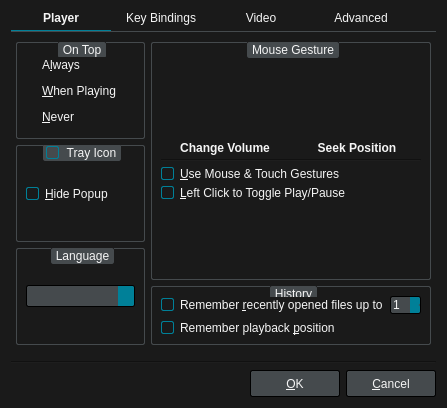
Old version of the form src/ui/preferencesdialog.ui in the repository antidote1911/nounours-player.
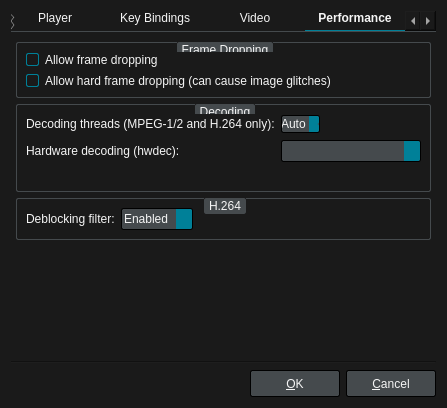
New version of the form. The open tabs and pages were chosen to show the change. Icons and pictures are not drawn.

Commit message:
feat: add vo/hwdec descriptions, performance options and equalizer toggle
Show a short description of the selected video output driver and add
hardware decoding (hwdec), frame dropping, decode threads and H.264
deblocking options to the preferences. Also add an on/off switch to the
video equalizer to quickly disable color adjustments without losing
the configured values.

```diff
--- a/src/ui/preferencesdialog.ui
+++ b/src/ui/preferencesdialog.ui
@@ -943,6 +943,166 @@
        </item>
       </layout>
      </widget>
+     <widget class="QWidget" name="tab_5">
+      <attribute name="title">
+       <string>Performance</string>
+      </attribute>
+      <layout class="QVBoxLayout" name="verticalLayout_perf">
+       <property name="leftMargin">
+        <number>5</number>
+       </property>
+       <property name="topMargin">
+        <number>5</number>
+       </property>
+       <property name="rightMargin">
+        <number>5</number>
+       </property>
+       <property name="bottomMargin">
+        <number>5</number>
+       </property>
+       <item>
+        <widget class="QGroupBox" name="groupBox_framedrop">
+         <property name="title">
+          <string>Frame Dropping</string>
+         </property>
+         <layout class="QVBoxLayout" name="verticalLayout_framedrop">
+          <item>
+           <widget class="QCheckBox" name="framedropCheckBox">
+            <property name="text">
+             <string>Allow frame dropping</string>
+            </property>
+           </widget>
+          </item>
+          <item>
+           <widget class="QCheckBox" name="hardFramedropCheckBox">
+            <property name="text">
+             <string>Allow hard frame dropping (can cause image glitches)</string>
+            </property>
+           </widget>
+          </item>
+         </layout>
+        </widget>
+       </item>
+       <item>
+        <widget class="QGroupBox" name="groupBox_decoding">
+         <property name="title">
+          <string>Decoding</string>
+         </property>
+         <layout class="QGridLayout" name="gridLayout_decoding">
+          <item row="0" column="0">
+           <widget class="QLabel" name="label_threads">
+            <property name="text">
+             <string>Decoding threads (MPEG-1/2 and H.264 only):</string>
+            </property>
+           </widget>
+          </item>
+          <item row="0" column="1">
+           <widget class="QSpinBox" name="threadsSpinBox">
+            <property name="minimum">
+             <number>0</number>
+            </property>
+            <property name="maximum">
+             <number>16</number>
+            </property>
+            <property name="specialValueText">
+             <string>Auto</string>
+            </property>
+           </widget>
+          </item>
+          <item row="0" column="2">
+           <spacer name="horizontalSpacer_threads">
+            <property name="orientation">
+             <enum>Qt::Horizontal</enum>
+            </property>
+            <property name="sizeHint" stdset="0">
+             <size>
+              <width>40</width>
+              <height>20</height>
+             </size>
+            </property>
+           </spacer>
+          </item>
+          <item row="1" column="0">
+           <widget class="QLabel" name="label_hwdec">
+            <property name="text">
+             <string>Hardware decoding (hwdec):</string>
+            </property>
+           </widget>
+          </item>
+          <item row="1" column="1" colspan="2">
+           <widget class="QComboBox" name="hwdecComboBox"/>
+          </item>
+          <item row="2" column="0" colspan="3">
+           <widget class="QLabel" name="label_hwdec_desc">
+            <property name="text">
+             <string/>
+            </property>
+            <property name="wordWrap">
+             <bool>true</bool>
+            </property>
+           </widget>
+          </item>
+         </layout>
+        </widget>
+       </item>
+       <item>
+        <widget class="QGroupBox" name="groupBox_h264">
+         <property name="title">
+          <string>H.264</string>
+         </property>
+         <layout class="QHBoxLayout" name="horizontalLayout_h264">
+          <item>
+           <widget class="QLabel" name="label_deblock">
+            <property name="text">
+             <string>Deblocking filter:</string>
+            </property>
+           </widget>
+          </item>
+          <item>
+           <widget class="QComboBox" name="deblockComboBox">
+            <item>
+             <property name="text">
+              <string>Enabled</string>
+             </property>
+            </item>
+            <item>
+             <property name="text">
+              <string>Disabled</string>
+             </property>
+            </item>
+           </widget>
+          </item>
+          <item>
+           <spacer name="horizontalSpacer_deblock">
+            <property name="orientation">
+             <enum>Qt::Horizontal</enum>
+            </property>
+            <property name="sizeHint" stdset="0">
+             <size>
+              <width>40</width>
+              <height>20</height>
+             </size>
+            </property>
+           </spacer>
+          </item>
+         </layout>
+        </widget>
+       </item>
+       <item>
+        <spacer name="verticalSpacer_perf">
+         <property name="orientation">
+          <enum>Qt::Vertical</enum>
+         </property>
+         <property name="sizeHint" stdset="0">
+          <size>
+           <width>20</width>
+           <height>40</height>
+          </size>
+         </property>
+        </spacer>
+       </item>
+      </layout>
+     </widget>
      <widget class="QWidget" name="tab_4">
       <attribute name="title">
        <string>Advanced</string>
```
Left out of the diff: 78 changed lines with no effect on the pictures. The commit also changes 7 other files.
